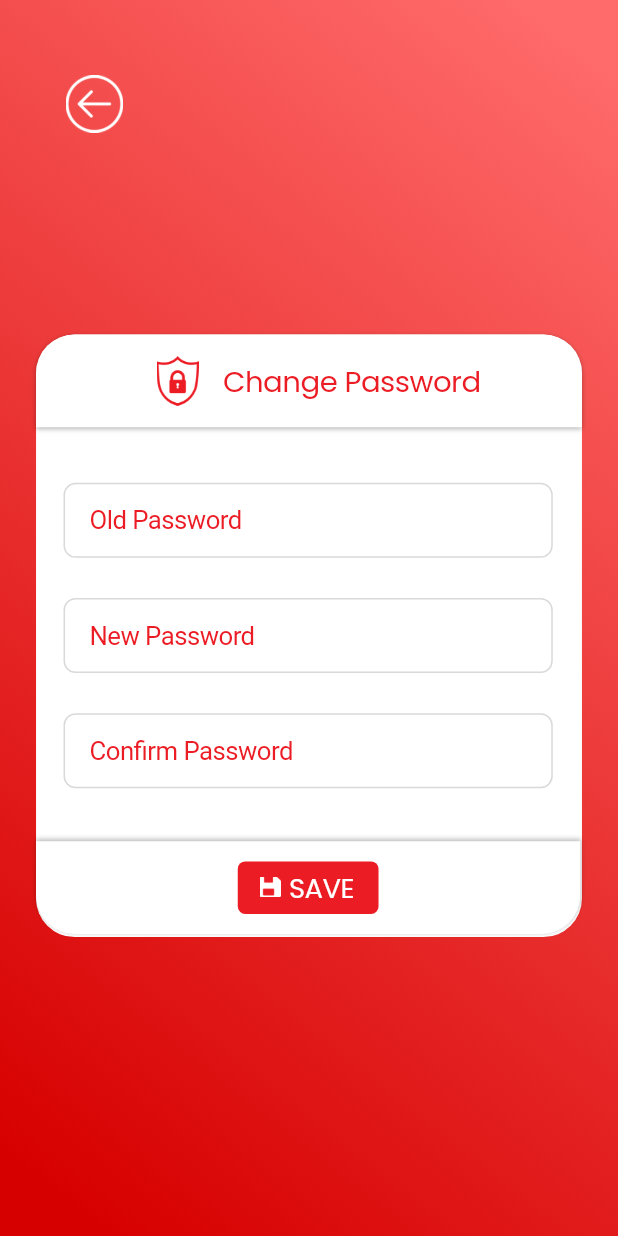
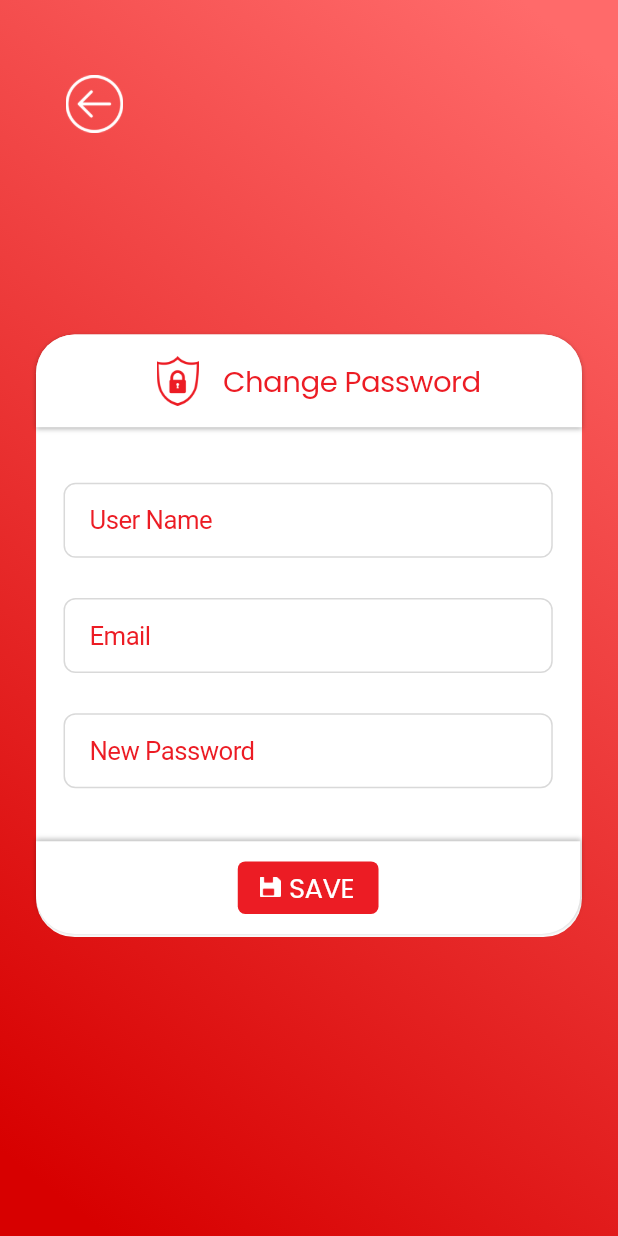
Before and after one commit to rootsystechnologies/EasyCardManageApp, a Flutter app: the ChangePassword screen opened directly, on a phone screen of 412 x 824 dp. Run offline on Flutter 3.47's test engine with Material 2 defaults, Android fonts, the phone set to English and light mode, and no system bars; our stand-ins replace bloc, dotted_border, flutter_bloc, flutter_screenutil, flutter_svg, fluttertoast and 2 more; accounts and stored records are empty.

Commit message:
password section api integration completed

```diff
--- /dev/null
+++ b/lib/Bloc/ChangePassword/change_password_bloc.dart
@@ -0,0 +1,30 @@
+import 'dart:async';
+
+import 'package:bloc/bloc.dart';
+import 'package:meta/meta.dart';
+
+import '../../Repository/api/ChangePassword/changepassword_api.dart';
+import '../../Repository/modelclass/ChangePasswordModel.dart';
+import '../../Ui/Widget/toastmessage.dart';
+
+part 'change_password_event.dart';
+part 'change_password_state.dart';
+
+class ChangePasswordBloc extends Bloc<ChangePasswordEvent, ChangePasswordState> {
+  late  ChangePasswordModel changePasswordModel;
+  ChangePasswordApi changePasswordApi =ChangePasswordApi();
+  ChangePasswordBloc() : super(ChangePasswordInitial()) {
+    on<FetchChangePassword>((event, emit)async {
+      emit(ChangePasswordblocLoading());
+      try{
+        changePasswordModel = await changePasswordApi.changePassword(event.name, event.email, event.password);
+        emit(ChangePasswordblocLoaded());
+      } catch(e){
+        ToastMessage().toastmessage(message:e.toString());
+
+        print('*****$e');
+        emit(ChangePasswordblocError());
+      }
+    });
+  }
+}
--- /dev/null
+++ b/lib/Bloc/ChangePassword/change_password_event.dart
@@ -0,0 +1,13 @@
+part of 'change_password_bloc.dart';
+
+@immutable
+abstract class ChangePasswordEvent {}
+
+class FetchChangePassword extends ChangePasswordEvent {
+  final String name;
+  final String email;
+  final String password;
+
+  FetchChangePassword(
+      {required this.email, required this.name, required this.password});
+}
--- /dev/null
+++ b/lib/Bloc/ChangePassword/change_password_state.dart
@@ -0,0 +1,9 @@
+part of 'change_password_bloc.dart';
+
+@immutable
+abstract class ChangePasswordState {}
+
+class ChangePasswordInitial extends ChangePasswordState {}
+class ChangePasswordblocLoading extends ChangePasswordState {}
+class ChangePasswordblocLoaded extends ChangePasswordState {}
+class ChangePasswordblocError extends ChangePasswordState {}
--- /dev/null
+++ b/lib/Repository/api/ChangePassword/changepassword_api.dart
@@ -0,0 +1,26 @@
+import 'dart:convert';
+
+import 'package:http/http.dart';
+
+import '../../modelclass/ChangePasswordModel.dart';
+import '../apiclient.dart';
+
+class ChangePasswordApi {
+  ApiClient apiClient = ApiClient();
+  String trendingpath = '/collector/profile/update';
+
+  Future<ChangePasswordModel> changePassword(
+      String name, String email, String password) async {
+    var body = {
+      'name':name,
+      'email':email,
+      'change_password':'yes',
+      'password':password
+    };
+    Response response = await apiClient.invokeAPI(trendingpath, 'PUT', body);
+
+    print(response.body); // Print the response body
+
+    return ChangePasswordModel.fromJson(jsonDecode(response.body));
+  }
+}
--- a/lib/Repository/api/apiclient.dart
+++ b/lib/Repository/api/apiclient.dart
@@ -35,7 +35,7 @@ class ApiClient {
       case "PUT":
         response = await put(Uri.parse(url),
             headers: {
-              'content-Type': 'application/json',
+              'authorization': 'Bearer $token',
             },
             body: body);
         break;
--- /dev/null
+++ b/lib/Repository/modelclass/ChangePasswordModel.dart
@@ -0,0 +1,16 @@
+class ChangePasswordModel {
+  ChangePasswordModel({
+      this.message,});
+
+  ChangePasswordModel.fromJson(dynamic json) {
+    message = json['message'];
+  }
+  String? message;
+
+  Map<String, dynamic> toJson() {
+    final map = <String, dynamic>{};
+    map['message'] = message;
+    return map;
+  }
+
+}
--- a/lib/Ui/changepassword.dart
+++ b/lib/Ui/changepassword.dart
@@ -1,6 +1,12 @@
+import 'package:easymanage/Bloc/ChangePassword/change_password_bloc.dart';
+import 'package:easymanage/Ui/profile.dart';
 import 'package:flutter/material.dart';
+import 'package:flutter_bloc/flutter_bloc.dart';
 import 'package:flutter_screenutil/flutter_screenutil.dart';
 import 'package:google_fonts/google_fonts.dart';
+
+import 'Widget/toastmessage.dart';
+import 'optionscreen.dart';
 
 class ChangePassword extends StatefulWidget {
   const ChangePassword({Key? key}) : super(key: key);
@@ -17,6 +23,9 @@ bool _isFocused2 = false;
 bool isExpanded = false;
 late FocusNode _focusNode3;
 bool _isFocused3 = false;
+TextEditingController userName = TextEditingController();
+TextEditingController email = TextEditingController();
+TextEditingController password = TextEditingController();
 
 class _ChangePasswordState extends State<ChangePassword> {
   @override
@@ -169,9 +178,10 @@ class _ChangePasswordState extends State<ChangePassword> {
                               borderRadius: BorderRadius.circular(8.0),
                             ),
                             child: TextField(
+                              controller: userName,
                               focusNode: _focusNode1,
                               decoration: InputDecoration(
-                                hintText: 'Old Password',
+                                hintText: 'User Name',
                                 hintStyle: TextStyle(
                                   color: _isFocused1 == false
                                       ? Color(0xffEC1C24)
@@ -204,9 +214,10 @@ class _ChangePasswordState extends State<ChangePassword> {
                               borderRadius: BorderRadius.circular(8.0),
                             ),
                             child: TextField(
+                              controller: email,
                               focusNode: _focusNode2,
                               decoration: InputDecoration(
-                                hintText: 'New Password',
+                                hintText: 'Email',
                                 hintStyle: TextStyle(
                                   color: _isFocused2 == false
                                       ? Color(0xffEC1C24)
@@ -239,9 +250,10 @@ class _ChangePasswordState extends State<ChangePassword> {
                               borderRadius: BorderRadius.circular(8.0),
                             ),
                             child: TextField(
+                              controller: password,
                               focusNode: _focusNode3,
                               decoration: InputDecoration(
-                                hintText: 'Confirm Password',
+                                hintText: 'New Password',
                                 hintStyle: TextStyle(
                                   color: _isFocused3 == false
                                       ? Color(0xffEC1C24)
@@ -278,6 +290,36 @@ class _ChangePasswordState extends State<ChangePassword> {
                               bottomLeft: Radius.circular(25.r),
                               bottomRight: Radius.circular(25.r))),
                       child: Center(
+                        child:  BlocListener<ChangePasswordBloc,
+                            ChangePasswordState>(
+                            listener: (context, state) {
+                              if (state is ChangePasswordblocLoaded) {
+                                Navigator.of(context).pop();
+                                ToastMessage().toastmessage(message:'Password Changed SuccessFully');
+                                Navigator.of(context).pushAndRemoveUntil(
+                                    MaterialPageRoute(
+                                        builder: (context) =>
+                                        const Profile()),
+                                        (route) => false);
+                              }
+                              if (state is ChangePasswordblocLoading) {
+                                showDialog(
+                                    context: context,
+                                    builder: (BuildContext a) => const Center(
+                                        child:
+                                        CircularProgressIndicator()));
+                              }
+                              if (state is ChangePasswordblocError) {
+                                Navigator.of(context).pop();
+                              }
+                            },
+  child: GestureDetector( onTap: () {
+                          BlocProvider.of<ChangePasswordBloc>(context)
+                              .add(FetchChangePassword(
+                              email: email.text,
+                              name: userName.text,
+                              password: password.text));
+                        },
                           child: Container(
                             width: 82.w,
                             height: 34.h,
@@ -300,7 +342,38 @@ class _ChangePasswordState extends State<ChangePassword> {
                                     child: Image.asset('assets/saver.png'),
                                   ),
                                 ),
-                              SizedBox(
+                                BlocListener<ChangePasswordBloc,
+                                    ChangePasswordState>(
+                                  listener: (context, state) {
+                                    if (state is ChangePasswordblocLoaded) {
+                                      Navigator.of(context).pop();
+                                      ToastMessage().toastmessage(message:'Password Changed SuccessFully');
+                                      Navigator.of(context).pushAndRemoveUntil(
+                                          MaterialPageRoute(
+                                              builder: (context) =>
+                                                  const Profile()),
+                                          (route) => false);
+                                    }
+                                    if (state is ChangePasswordblocLoading) {
+                                      showDialog(
+                                          context: context,
+                                          builder: (BuildContext a) => const Center(
+                                              child:
+                                                  CircularProgressIndicator()));
+                                    }
+                                    if (state is ChangePasswordblocError) {
+                                      Navigator.of(context).pop();
+                                    }
+                                  },
+                                  child: GestureDetector(
+                                    onTap: () {
+                                      BlocProvider.of<ChangePasswordBloc>(context)
+                                          .add(FetchChangePassword(
+                                              email: email.text,
+                                              name: userName.text,
+                                              password: password.text));
+                                    },
+                                    child: SizedBox(
                                         width: 41.w,
                                         height: 25.h,
                                         child: Text(
@@ -314,7 +387,11 @@ class _ChangePasswordState extends State<ChangePassword> {
                                             ),
                                           ),
                                         )),
+                                  ),
+                                ),
                               ],
+                            ),
+                          ),
                         ),
 ),
                       ),
--- a/lib/main.dart
+++ b/lib/main.dart
@@ -2,6 +2,7 @@ import 'package:flutter/material.dart';
 import 'package:flutter_bloc/flutter_bloc.dart';
 import 'package:flutter_screenutil/flutter_screenutil.dart';
 
+import 'Bloc/ChangePassword/change_password_bloc.dart';
 import 'Bloc/CollectAmount/collect_amount_bloc.dart';
 import 'Bloc/CreateCustomer/create_customer_bloc.dart';
 import 'Bloc/GetAllColection/get_all_collection_bloc.dart';
@@ -43,6 +44,8 @@ class MyApp extends StatelessWidget {
                 create: (context) => GetAllCollectionBloc(),
               ),BlocProvider(
                 create: (context) => RechargeBloc(),
+              ),BlocProvider(
+                create: (context) => ChangePasswordBloc(),
               ),
             ],
             child: MaterialApp(
```
Lines whose indentation alone changed are shown as unchanged.
